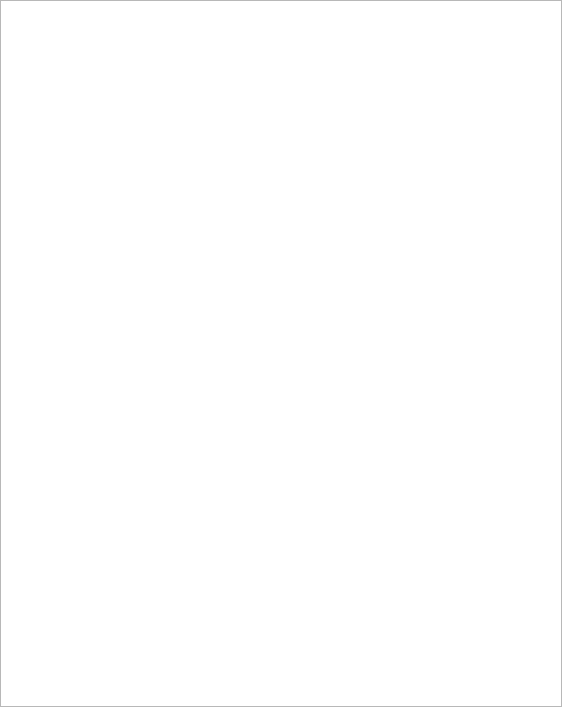
First picture: the form in mainwindow.ui, repository OOPSanbo/Yapp, before the edit.
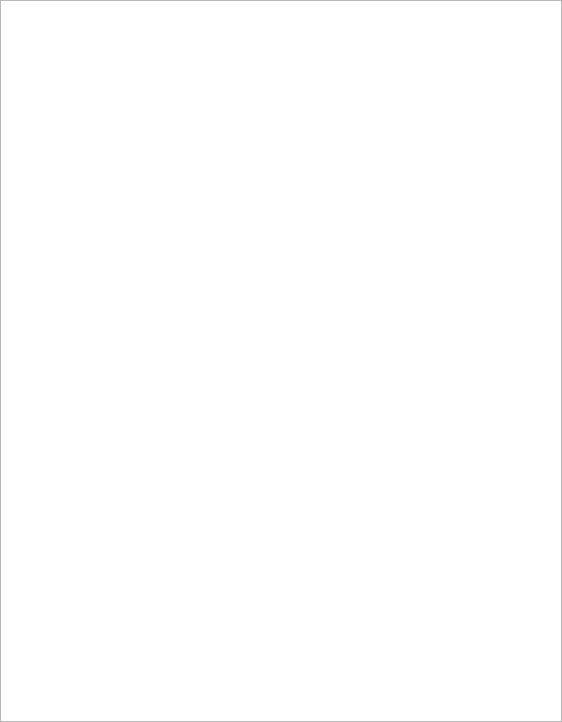
Second picture: the form after the edit.

Commit message:
fix(Graphics): resize item pos & resize window size
- Resized window size to 720*560.
- Make debug grid to cover full window size(do not change this).
- Changed debug grid color from red to gray.

```diff
--- a/mainwindow.ui
+++ b/mainwindow.ui
@@ -7,7 +7,7 @@
     <x>0</x>
     <y>0</y>
     <width>562</width>
-    <height>707</height>
+    <height>722</height>
    </rect>
   </property>
   <property name="font">
@@ -25,7 +25,7 @@
       <x>0</x>
       <y>0</y>
       <width>562</width>
-      <height>707</height>
+      <height>722</height>
      </rect>
     </property>
    </widget>
```
The commit also changes 3 other files.
